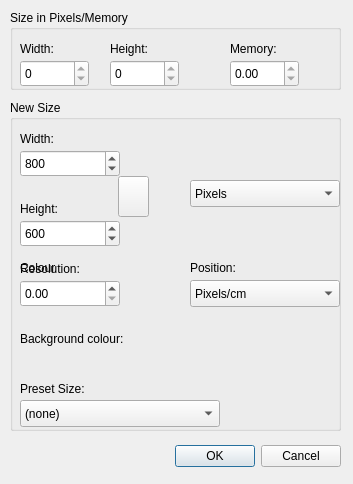
Old version of the form src/dialogs/NewDialog.ui in the repository PhotoFlare/photoflare.
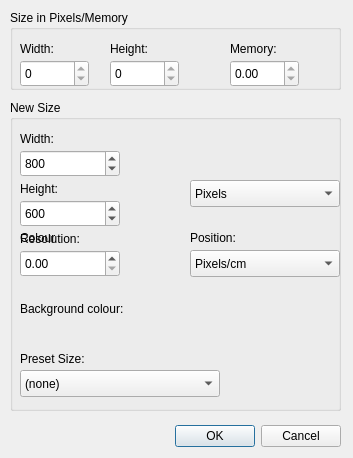
New version of the form. Icons and pictures are not drawn. Custom widgets are drawn as their Qt base class.

Commit message: Move all images to assets folder as part of project structure cleanup

Patch:
```diff
--- a/src/dialogs/NewDialog.ui
+++ b/src/dialogs/NewDialog.ui
@@ -7,7 +7,7 @@
     <x>0</x>
     <y>0</y>
     <width>353</width>
-    <height>484</height>
+    <height>458</height>
    </rect>
   </property>
   <property name="font">
@@ -22,7 +22,7 @@
    <property name="geometry">
     <rect>
      <x>20</x>
-     <y>440</y>
+     <y>420</y>
      <width>321</width>
      <height>32</height>
     </rect>
@@ -69,61 +69,6 @@
     <number>10</number>
    </property>
   </widget>
-  <widget class="QLabel" name="imageHeight">
-   <property name="geometry">
-    <rect>
-     <x>20</x>
-     <y>200</y>
-     <width>67</width>
-     <height>17</height>
-    </rect>
-   </property>
-   <property name="text">
-    <string>Height:</string>
-   </property>
-  </widget>
-  <widget class="QDoubleSpinBox" name="imageHvalue">
-   <property name="geometry">
-    <rect>
-     <x>20</x>
-     <y>220</y>
-     <width>100</width>
-     <height>27</height>
-    </rect>
-   </property>
-   <property name="decimals">
-    <number>0</number>
-   </property>
-   <property name="maximum">
-    <double>9999.000000000000000</double>
-   </property>
-   <property name="value">
-    <double>600.000000000000000</double>
-   </property>
-  </widget>
-  <widget class="QLabel" name="imageRes">
-   <property name="geometry">
-    <rect>
-     <x>20</x>
-     <y>260</y>
-     <width>81</width>
-     <height>17</height>
-    </rect>
-   </property>
-   <property name="text">
-    <string>Resolution:</string>
-   </property>
-  </widget>
-  <widget class="QDoubleSpinBox" name="imageRvalue">
-   <property name="geometry">
-    <rect>
-     <x>20</x>
-     <y>280</y>
-     <width>100</width>
-     <height>27</height>
-    </rect>
-   </property>
-  </widget>
   <widget class="QComboBox" name="imageWHcombo">
    <property name="geometry">
     <rect>
@@ -152,26 +97,6 @@
     </property>
    </item>
   </widget>
-  <widget class="QComboBox" name="imageResCombo">
-   <property name="geometry">
-    <rect>
-     <x>190</x>
-     <y>280</y>
-     <width>150</width>
-     <height>27</height>
-    </rect>
-   </property>
-   <item>
-    <property name="text">
-     <string>Pixels/cm</string>
-    </property>
-   </item>
-   <item>
-    <property name="text">
-     <string>Pixels/inch</string>
-    </property>
-   </item>
-  </widget>
   <widget class="QGroupBox" name="groupBox">
    <property name="geometry">
     <rect>
@@ -293,7 +218,7 @@
      <x>10</x>
      <y>100</y>
      <width>331</width>
-     <height>331</height>
+     <height>311</height>
     </rect>
    </property>
    <property name="focusPolicy">
@@ -308,9 +233,9 @@
    <widget class="QPushButton" name="lockedRatioButton">
     <property name="geometry">
      <rect>
-      <x>108</x>
-      <y>76</y>
-      <width>31</width>
+      <x>110</x>
+      <y>70</y>
+      <width>21</width>
       <height>41</height>
      </rect>
     </property>
@@ -333,12 +258,18 @@
     <property name="checkable">
      <bool>true</bool>
     </property>
+    <property name="autoDefault">
+     <bool>false</bool>
+    </property>
+    <property name="flat">
+     <bool>true</bool>
+    </property>
    </widget>
    <widget class="BrushTypeComboBox" name="backgroundColorComboBox" native="true">
     <property name="geometry">
      <rect>
       <x>10</x>
-      <y>180</y>
+      <y>150</y>
       <width>150</width>
       <height>27</height>
      </rect>
@@ -358,7 +289,7 @@
     <property name="geometry">
      <rect>
       <x>180</x>
-      <y>160</y>
+      <y>130</y>
       <width>61</width>
       <height>16</height>
      </rect>
@@ -371,8 +302,8 @@
     <property name="geometry">
      <rect>
       <x>10</x>
-      <y>250</y>
-      <width>150</width>
+      <y>220</y>
+      <width>151</width>
       <height>27</height>
      </rect>
     </property>
@@ -381,7 +312,7 @@
     <property name="geometry">
      <rect>
       <x>10</x>
-      <y>300</y>
+      <y>270</y>
       <width>200</width>
       <height>27</height>
      </rect>
@@ -439,7 +370,7 @@
     <property name="geometry">
      <rect>
       <x>10</x>
-      <y>280</y>
+      <y>250</y>
       <width>81</width>
       <height>17</height>
      </rect>
@@ -452,7 +383,7 @@
     <property name="geometry">
      <rect>
       <x>10</x>
-      <y>230</y>
+      <y>200</y>
       <width>131</width>
       <height>17</height>
      </rect>
@@ -461,19 +392,94 @@
      <string>Background colour:</string>
     </property>
    </widget>
-  </widget>
-  <widget class="QLabel" name="backgroundLabel">
-   <property name="geometry">
-    <rect>
-     <x>20</x>
-     <y>260</y>
-     <width>131</width>
-     <height>16</height>
-    </rect>
-   </property>
-   <property name="text">
-    <string>Colour</string>
-   </property>
+   <widget class="QLabel" name="imageHeight">
+    <property name="geometry">
+     <rect>
+      <x>10</x>
+      <y>80</y>
+      <width>67</width>
+      <height>17</height>
+     </rect>
+    </property>
+    <property name="text">
+     <string>Height:</string>
+    </property>
+   </widget>
+   <widget class="QDoubleSpinBox" name="imageHvalue">
+    <property name="geometry">
+     <rect>
+      <x>10</x>
+      <y>100</y>
+      <width>100</width>
+      <height>27</height>
+     </rect>
+    </property>
+    <property name="decimals">
+     <number>0</number>
+    </property>
+    <property name="maximum">
+     <double>9999.000000000000000</double>
+    </property>
+    <property name="value">
+     <double>600.000000000000000</double>
+    </property>
+   </widget>
+   <widget class="QLabel" name="backgroundLabel">
+    <property name="geometry">
+     <rect>
+      <x>10</x>
+      <y>130</y>
+      <width>131</width>
+      <height>16</height>
+     </rect>
+    </property>
+    <property name="text">
+     <string>Colour</string>
+    </property>
+   </widget>
+   <widget class="QLabel" name="imageRes">
+    <property name="geometry">
+     <rect>
+      <x>10</x>
+      <y>130</y>
+      <width>81</width>
+      <height>17</height>
+     </rect>
+    </property>
+    <property name="text">
+     <string>Resolution:</string>
+    </property>
+   </widget>
+   <widget class="QDoubleSpinBox" name="imageRvalue">
+    <property name="geometry">
+     <rect>
+      <x>10</x>
+      <y>150</y>
+      <width>100</width>
+      <height>27</height>
+     </rect>
+    </property>
+   </widget>
+   <widget class="QComboBox" name="imageResCombo">
+    <property name="geometry">
+     <rect>
+      <x>180</x>
+      <y>150</y>
+      <width>150</width>
+      <height>27</height>
+     </rect>
+    </property>
+    <item>
+     <property name="text">
+      <string>Pixels/cm</string>
+     </property>
+    </item>
+    <item>
+     <property name="text">
+      <string>Pixels/inch</string>
+     </property>
+    </item>
+   </widget>
   </widget>
   <zorder>groupBox_2</zorder>
   <zorder>buttonBox</zorder>
```
Left out of the diff: 8 changed lines with no effect on the pictures. The commit also changes 156 other files.
